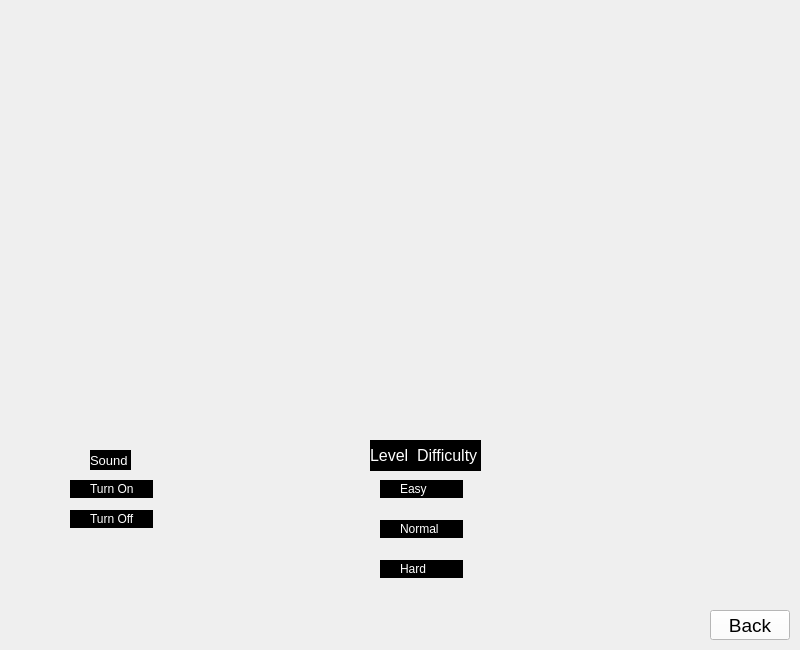
Qt form GUI/Settings.ui (Gulkanyan/Pac-Man) before a commit.
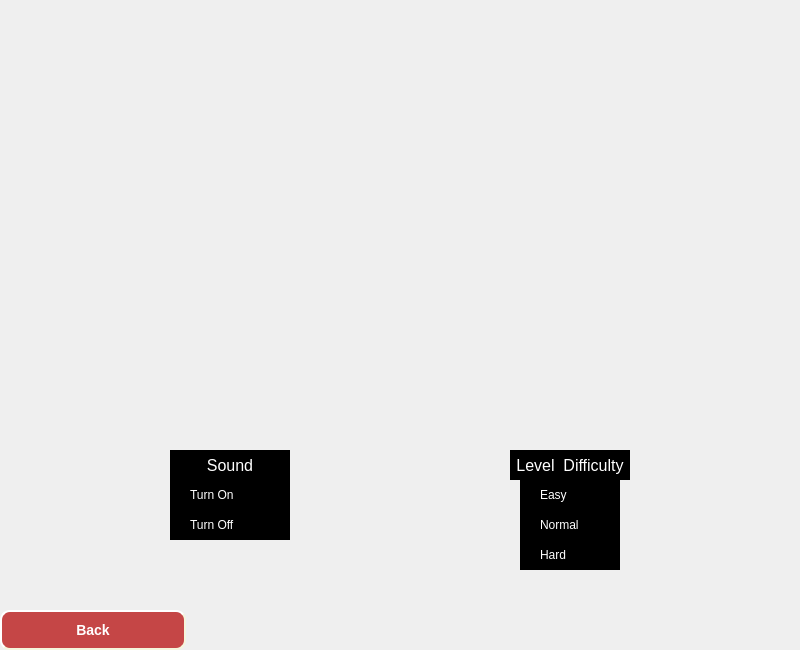
The same form after that commit.

Diff of the .ui file:
```diff
--- a/GUI/Settings.ui
+++ b/GUI/Settings.ui
@@ -33,15 +33,15 @@
    <widget class="QLabel" name="Sound">
     <property name="geometry">
      <rect>
-      <x>90</x>
+      <x>170</x>
       <y>450</y>
-      <width>41</width>
-      <height>20</height>
+      <width>120</width>
+      <height>30</height>
      </rect>
     </property>
     <property name="font">
      <font>
-      <pointsize>10</pointsize>
+      <pointsize>12</pointsize>
      </font>
     </property>
     <property name="styleSheet">
@@ -51,14 +51,17 @@
     <property name="text">
      <string>Sound</string>
     </property>
+    <property name="alignment">
+     <set>Qt::AlignCenter</set>
+    </property>
    </widget>
    <widget class="QRadioButton" name="turnOn">
     <property name="geometry">
      <rect>
-      <x>70</x>
+      <x>170</x>
       <y>480</y>
-      <width>83</width>
-      <height>18</height>
+      <width>120</width>
+      <height>30</height>
      </rect>
     </property>
     <property name="styleSheet">
@@ -72,10 +75,10 @@
    <widget class="QRadioButton" name="turnOff">
     <property name="geometry">
      <rect>
-      <x>70</x>
+      <x>170</x>
       <y>510</y>
-      <width>83</width>
-      <height>18</height>
+      <width>120</width>
+      <height>30</height>
      </rect>
     </property>
     <property name="styleSheet">
@@ -89,10 +92,10 @@
    <widget class="QRadioButton" name="easy">
     <property name="geometry">
      <rect>
-      <x>380</x>
+      <x>520</x>
       <y>480</y>
-      <width>83</width>
-      <height>18</height>
+      <width>100</width>
+      <height>30</height>
      </rect>
     </property>
     <property name="styleSheet">
@@ -106,10 +109,10 @@
    <widget class="QRadioButton" name="normal">
     <property name="geometry">
      <rect>
-      <x>380</x>
-      <y>520</y>
-      <width>83</width>
-      <height>18</height>
+      <x>520</x>
+      <y>510</y>
+      <width>100</width>
+      <height>30</height>
      </rect>
     </property>
     <property name="styleSheet">
@@ -123,10 +126,10 @@
    <widget class="QRadioButton" name="Hard">
     <property name="geometry">
      <rect>
-      <x>380</x>
-      <y>560</y>
-      <width>83</width>
-      <height>18</height>
+      <x>520</x>
+      <y>540</y>
+      <width>100</width>
+      <height>30</height>
      </rect>
     </property>
     <property name="styleSheet">
@@ -140,10 +143,10 @@
    <widget class="QLabel" name="LevelDifficulty">
     <property name="geometry">
      <rect>
-      <x>370</x>
-      <y>440</y>
-      <width>111</width>
-      <height>31</height>
+      <x>510</x>
+      <y>450</y>
+      <width>120</width>
+      <height>30</height>
      </rect>
     </property>
     <property name="font">
@@ -158,24 +161,46 @@
     <property name="text">
      <string>Level  Difficulty</string>
     </property>
+    <property name="alignment">
+     <set>Qt::AlignCenter</set>
+    </property>
    </widget>
    <widget class="QPushButton" name="pushButton">
     <property name="geometry">
      <rect>
-      <x>710</x>
+      <x>0</x>
       <y>610</y>
-      <width>80</width>
-      <height>30</height>
+      <width>186</width>
+      <height>40</height>
      </rect>
     </property>
     <property name="font">
      <font>
-      <pointsize>14</pointsize>
+      <pointsize>-1</pointsize>
+      <weight>75</weight>
+      <italic>false</italic>
+      <bold>true</bold>
      </font>
     </property>
     <property name="styleSheet">
-     <string notr="true">background-color:white;
-color:black;</string>
+     <string notr="true">QPushButton{
+	color: rgb(255, 255, 255);
+	background-color: rgba(180, 0, 0, 180);
+    border-style: outset;
+    border-width: 2px;
+    border-radius: 10px;
+    border-color: beige;
+    font: bold 14px;
+    min-width: 10em;
+    padding: 6px;
+}
+
+QPushButton::pressed 
+{
+	color: rgb(255, 255, 255);
+    background-color: rgba(150, 0, 0, 130);
+    border-style: inset;
+}</string>
     </property>
     <property name="text">
      <string>Back</string>
```
